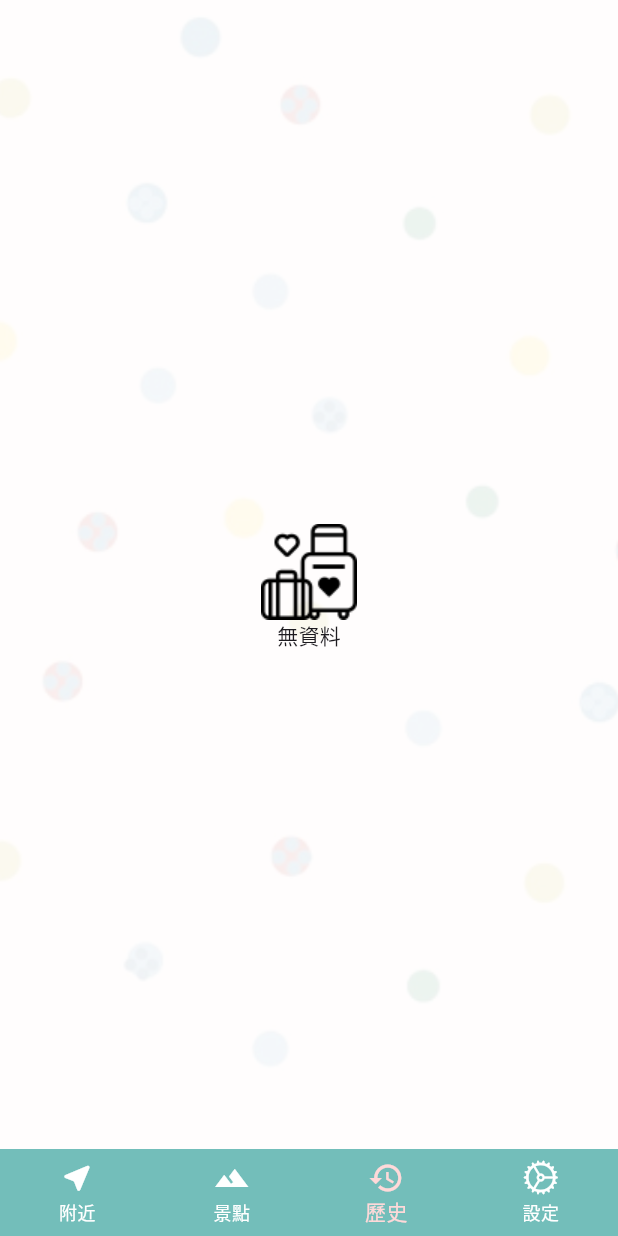
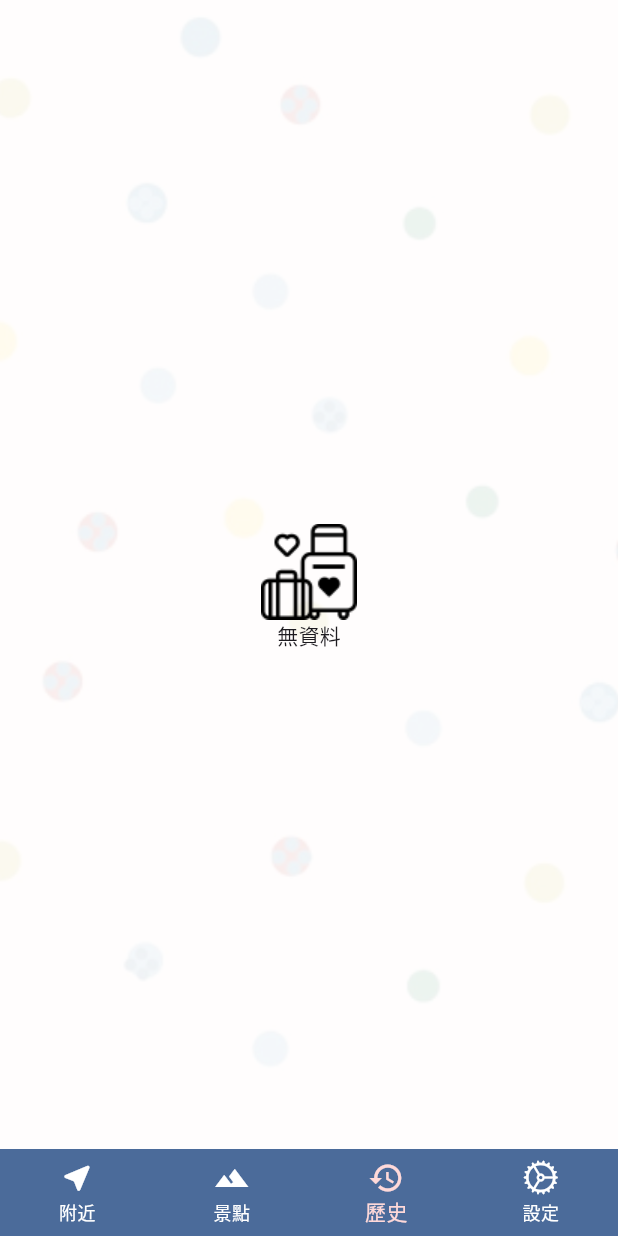
Before and after one commit to qn5566/travel_app, a Flutter app: the screen it shows after launch, item 3 of the bottom bar chosen, on a phone screen of 412 x 824 dp. Run offline on Flutter 3.47's test engine with Material 3 defaults, Android fonts, the phone set to English and light mode, and no system bars; our stand-ins replace cached_network_image, firebase_analytics, firebase_core, firebase_crashlytics, floor, flutter_screenutil and 13 more; accounts and stored records are empty; generated files the repository leaves out were written again; network calls fail; statements that could not run were skipped; project files that could hold a hidden picture were left out.

Commit message:
feat: 選單顏色替換.

```diff
--- a/lib/config/style_info.dart
+++ b/lib/config/style_info.dart
@@ -52,7 +52,7 @@ class StyleInfo {
   static const Color main_new_year_yellow = Color(0xffffeebe);
 
   /// 主色调
-  static const Color mainColor = Color(0xFF73BEBA);
+  static const Color mainColor = Color(0xFF4b6b9a);
 
   /// 辅助颜色
   static const Color assistColor = Color(0xFF6587E0);
--- a/lib/ui/home/home_page.dart
+++ b/lib/ui/home/home_page.dart
@@ -111,6 +111,7 @@ class HomePage extends GetView<HomeController> {
               fontSize: ASize.ft(6),
               fontWeight: FontWeight.w500,
               fontStyle: FontStyle.normal,
+              color: Colors.black,
             ),
             labelStyle: TextStyle(
               fontSize: ASize.ft(8),
--- a/lib/widgets/gird_view_home.dart
+++ b/lib/widgets/gird_view_home.dart
@@ -55,7 +55,7 @@ class GridViewHome extends StatelessWidget {
                                     money: item.region,
                                   ),
                                   Align(
-                                    alignment: Alignment.bottomLeft,
+                                    alignment: Alignment.bottomCenter,
                                     child: Padding(
                                       padding: const EdgeInsets.symmetric(
                                           horizontal: 4.0, vertical: 2.0),
@@ -70,7 +70,7 @@ class GridViewHome extends StatelessWidget {
                                             fontStyle: FontStyle.normal,
                                             fontSize: ASize.ft(6),
                                           ),
-                                          maxLines: 2,
+                                          maxLines: 1,
                                           overflow: TextOverflow.ellipsis,
                                         ),
                                       ),
```
